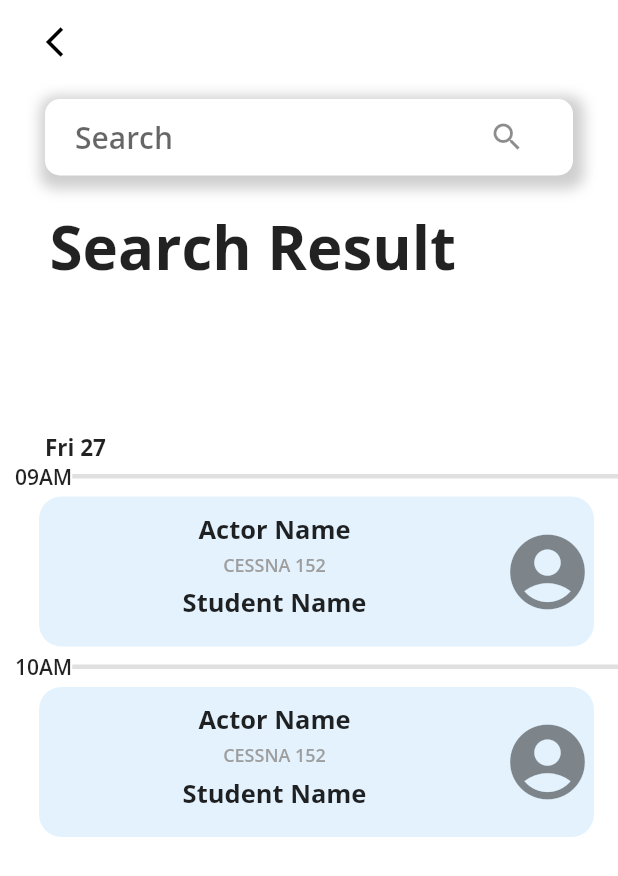
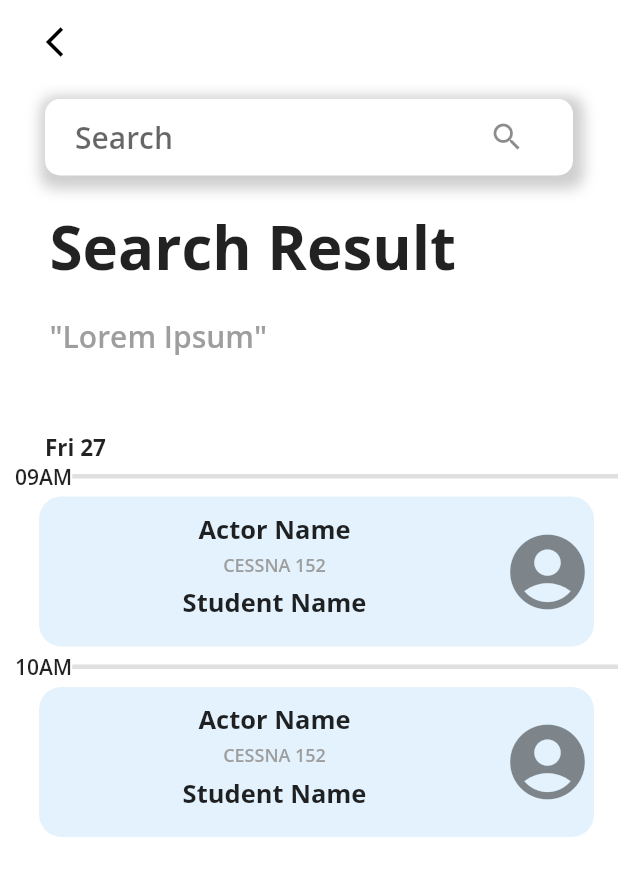
Before and after one commit to hexcodelabs/flight-schedule, a Flutter app: the SearchScreen screen opened directly, on a phone screen of 412 x 824 dp. Shown: the top 876 px of the screen. Run offline on Flutter 3.47's test engine with Material 2 defaults, Android fonts, the phone set to English and light mode, and no system bars; our stand-ins replace flutter_svg, ionicons, sizer.

Commit message:
Update search_screen.dart

```diff
--- a/lib/screens/search_screen.dart
+++ b/lib/screens/search_screen.dart
@@ -7,13 +7,6 @@ class SearchScreen extends StatefulWidget {
 }
 
 class _SearchScreenState extends State<SearchScreen> {
-  String text="";
-
-  void func(text) {
-    setState(() {
-      this.text = "\"" +text +"\"";
-    });
-  }
   @override
   Widget build(BuildContext context) {
     return Scaffold(
@@ -44,7 +37,6 @@ class _SearchScreenState extends State<SearchScreen> {
                   ),
                   cursorColor: Colors.black,
                   style: TextStyle(fontSize: 20.0),
-                  onChanged: func,
                 ),
                 decoration:BoxDecoration(
                   color: Colors.white,
@@ -73,7 +65,7 @@ class _SearchScreenState extends State<SearchScreen> {
               Container(
                 padding: EdgeInsets.only(left: 33, top: 20),
                 alignment: Alignment.topLeft,
-                child: Text("${this.text}", style: TextStyle(fontSize: 20.0, color: Colors.grey),),
+                child: Text("\"Lorem Ipsum\"", style: TextStyle(fontSize: 20.0, color: Colors.grey),),
               ),
               Container(
                 padding: EdgeInsets.only(left: 30, top: 50),
```
